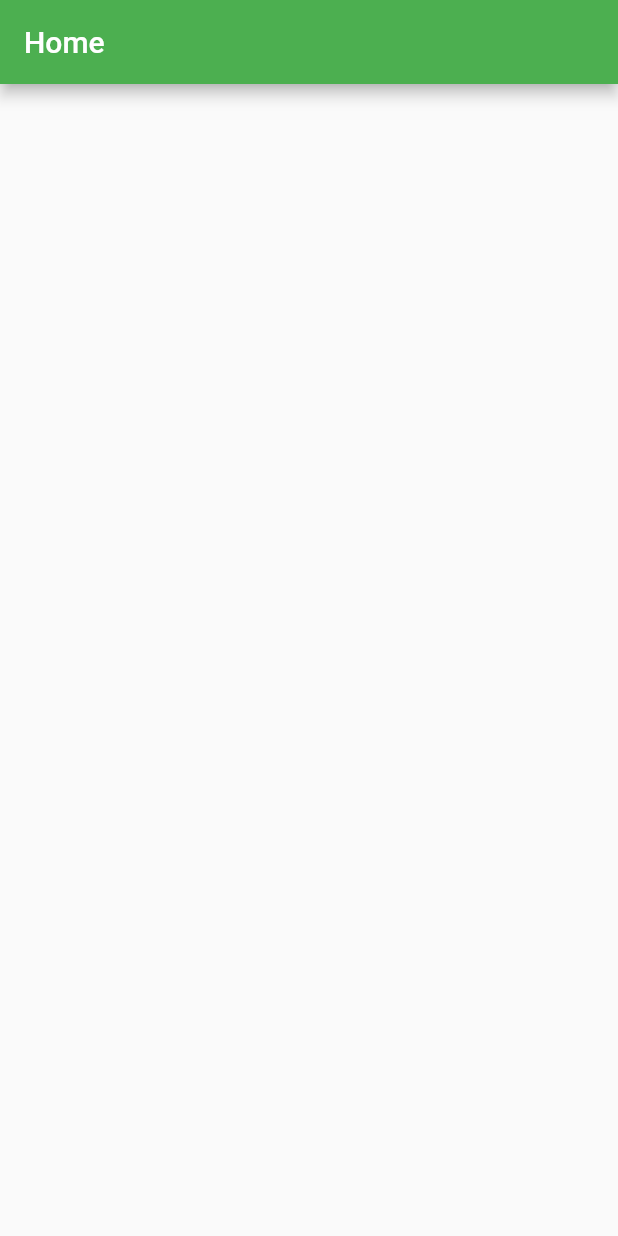
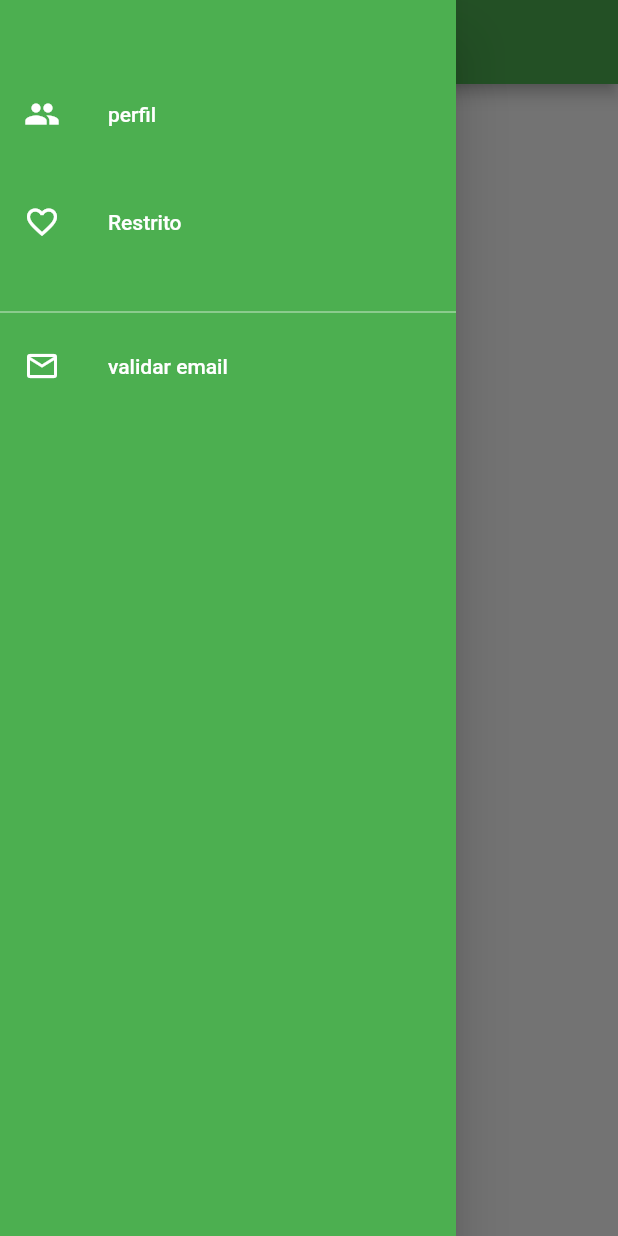
Before and after one commit to Gabs19/moviex, a Flutter app: the screen it shows after launch, with the side drawer open (before the commit the screen has no drawer), on a phone screen of 412 x 824 dp. Run offline on Flutter 3.47's test engine with Material 2 defaults, Android fonts, the phone set to English and light mode, and no system bars; our stand-ins replace cloud_firestore, firebase_core, firebase_database; accounts and stored records are empty.

Commit message:
initial drawermenu

```diff
--- a/lib/pages/home.dart
+++ b/lib/pages/home.dart
@@ -2,6 +2,7 @@ import 'package:flutter/material.dart';
 import 'package:firebase_core/firebase_core.dart';
 import 'package:cloud_firestore/cloud_firestore.dart';
 import 'package:flutter/widgets.dart';
+import 'package:moviex/widget/navigationDrawerWidget.dart';
 import 'package:url_launcher/url_launcher.dart';
 
 
@@ -11,6 +12,7 @@ class HomePage extends StatelessWidget{
   @override
   Widget build(BuildContext context){
     return Scaffold(
+      drawer: NavigationDrawerWidget(),
       appBar: AppBar(
         title: Text('Home'),
       ),
--- /dev/null
+++ b/lib/pages/perfil.dart
@@ -0,0 +1,20 @@
+
+import 'package:flutter/cupertino.dart';
+import 'package:flutter/material.dart';
+
+import '../widget/navigationDrawerWidget.dart';
+
+class Perfil extends StatelessWidget{
+  const Perfil({Key? key}) : super(key: key) ;
+
+  @override
+  Widget build(BuildContext context){
+    return Scaffold(
+      drawer: NavigationDrawerWidget(),
+      appBar: AppBar(
+        title: Text('Perfil'),
+      ),
+    );
+  }
+
+}
--- /dev/null
+++ b/lib/widget/navigationDrawerWidget.dart
@@ -0,0 +1,46 @@
+
+import 'package:flutter/cupertino.dart';
+import 'package:flutter/material.dart';
+
+class NavigationDrawerWidget extends StatelessWidget {
+  final padding = EdgeInsets.symmetric(horizontal: 20);
+
+  @override
+  Widget build(BuildContext context){
+    return Drawer(
+      child: Material(
+        color: Colors.green,
+        child: ListView(
+          children: <Widget>[
+            const SizedBox(height: 48),
+            buildMenuItem(text: 'perfil', icon: Icons.people,onClicked: () => selectedItem(context, 0)),
+            const SizedBox(height: 16),
+            buildMenuItem(text: 'Restrito', icon: Icons.favorite_border,onClicked: () => selectedItem(context, 1)),
+            const SizedBox(height: 24),
+            Divider(color: Colors.white70),
+            buildMenuItem(text: 'validar email', icon: Icons.email_outlined,onClicked: () => selectedItem(context, 2)),
+          ],
+        ),
+      ),
+    );
+  }
+  Widget buildMenuItem({
+    required String text,
+    required IconData icon,
+    VoidCallback? onClicked,
+  }){
+    final color = Colors.white;
+    final hoverColor = Colors.white70;
+
+    return ListTile(
+      leading: Icon(icon, color: color),
+      title: Text(text, style: TextStyle(color: color),),
+      hoverColor: hoverColor,
+      onTap: onClicked,
+    );
+  }
+
+  void selectedItem(BuildContext context, int index) {
+
+  }
+}
```
Also changed, not shown: lib/pages/restrict.dart (added, +19 -0 lines).
